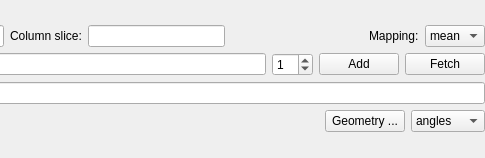
First picture: the form in lavuelib/ui/QROIProjToolWidget.ui, repository lavue-org/lavue, before the edit; both pictures show x 265 to 750 and y 0 to 158 of the 750 by 158 pixel window.
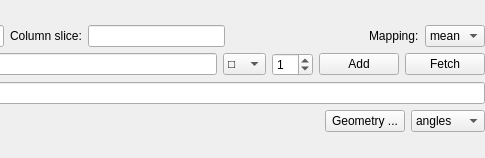
Second picture: the form after the edit.

Diff of the .ui file:
```diff
--- a/lavuelib/ui/QROIProjToolWidget.ui
+++ b/lavuelib/ui/QROIProjToolWidget.ui
@@ -122,6 +122,23 @@
          </property>
         </widget>
        </item>
+     <item>
+      <widget class="QComboBox" name="roiShapeComboBox">
+       <property name="toolTip">
+        <string>&lt;html&gt;&lt;head/&gt;&lt;body&gt;&lt;p&gt;ROI shape&lt;/p&gt;&lt;/body&gt;&lt;/html&gt;</string>
+       </property>
+       <item>
+        <property name="text">
+         <string>□</string>
+        </property>
+       </item>
+       <item>
+        <property name="text">
+         <string>◯</string>
+        </property>
+       </item>
+      </widget>
+     </item>
        <item>
         <widget class="QSpinBox" name="roiSpinBox">
          <property name="toolTip">
```
Left out of the diff: 1 changed line with no effect on the pictures.
